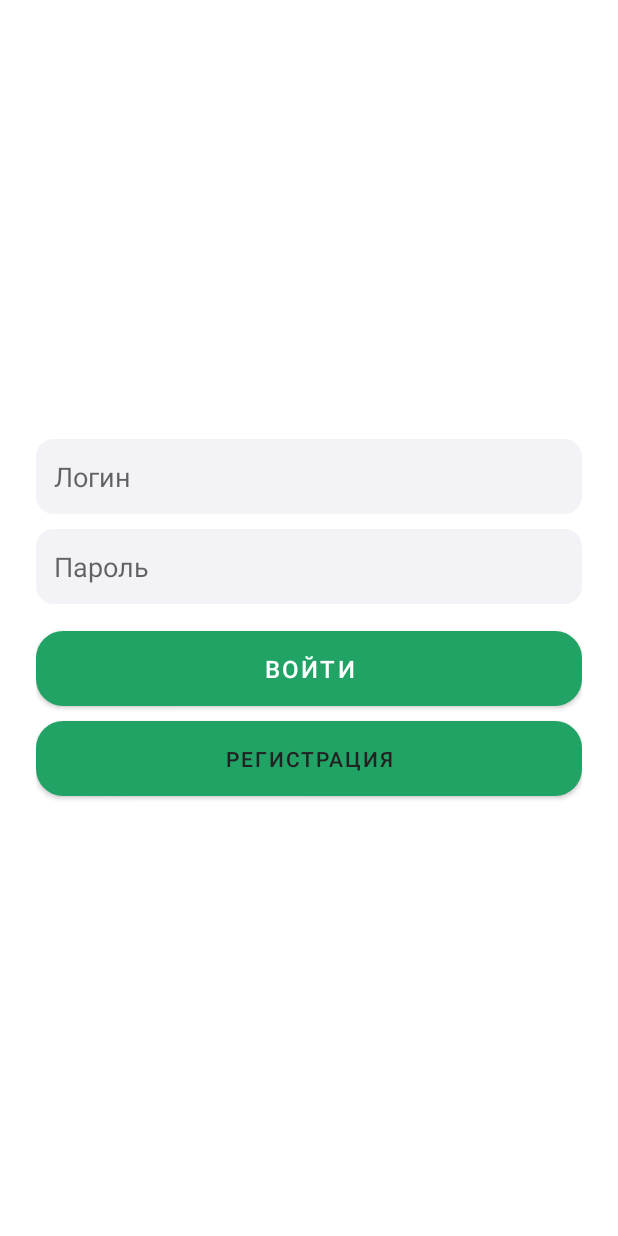
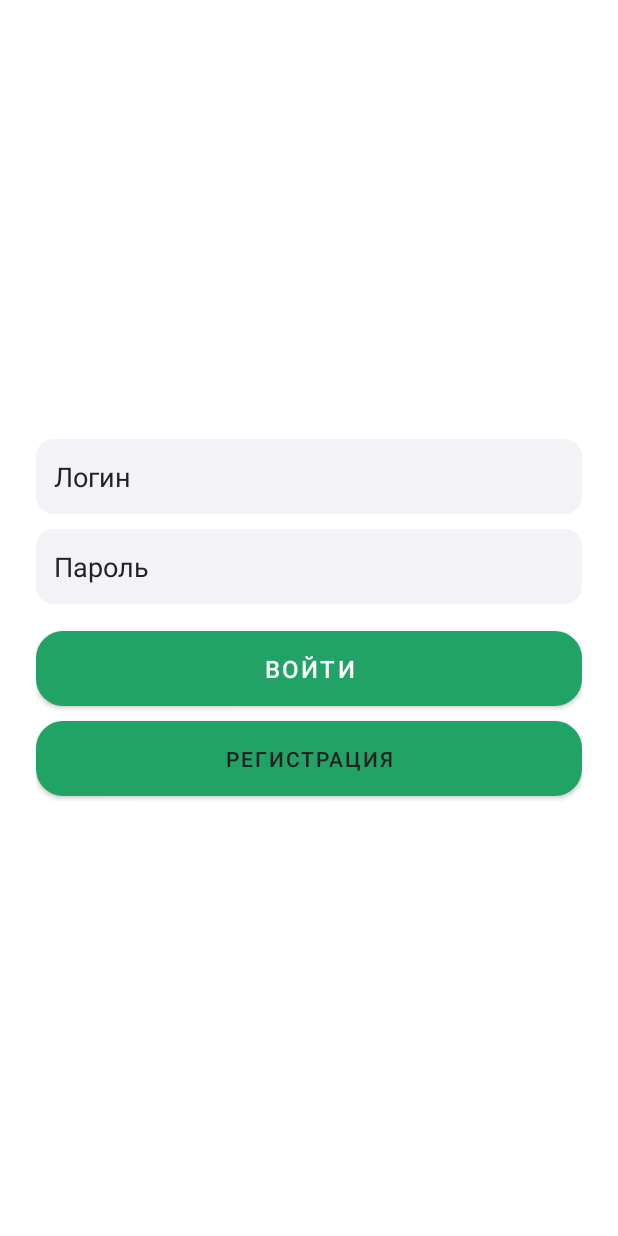
Before and after one commit to FutRel/CP_PI, an Android app: the screen it shows after launch (MainActivity), on a phone screen of 412 x 824 dp. Run offline under Robolectric (Android 15) with nearby library versions, the phone set to English and light mode, and no system bars.

Commit message:
develop: style added

```diff
--- a/app/src/main/res/layout/activity_home.xml
+++ b/app/src/main/res/layout/activity_home.xml
@@ -3,7 +3,7 @@
               android:orientation="vertical"
               android:background="@color/bgLight"
               android:padding="16dp"
-              android:layout_marginTop="20dp"
+              android:layout_marginTop="35dp"
               android:layout_width="match_parent"
               android:layout_height="match_parent">
 
--- a/app/src/main/res/layout/activity_main.xml
+++ b/app/src/main/res/layout/activity_main.xml
@@ -12,6 +12,8 @@
             android:layout_width="match_parent"
             android:layout_height="50dp"
             android:padding="12dp"
+            android:textColorHint="@color/textDark"
+            android:textColor="@color/textDark"
             android:background="@drawable/rounded_input"
             android:hint="Логин" />
 
@@ -20,6 +22,8 @@
             android:layout_width="match_parent"
             android:layout_height="50dp"
             android:padding="12dp"
+            android:textColorHint="@color/textDark"
+            android:textColor="@color/textDark"
             android:background="@drawable/rounded_input"
             android:hint="Пароль"
             android:inputType="textPassword"
--- a/app/src/main/res/layout/activity_register.xml
+++ b/app/src/main/res/layout/activity_register.xml
@@ -12,6 +12,8 @@
             android:layout_width="match_parent"
             android:layout_height="50dp"
             android:padding="12dp"
+            android:textColorHint="@color/textDark"
+            android:textColor="@color/textDark"
             android:background="@drawable/rounded_input"
             android:hint="Логин" />
 
@@ -20,6 +22,8 @@
             android:layout_width="match_parent"
             android:layout_height="50dp"
             android:padding="12dp"
+            android:textColorHint="@color/textDark"
+            android:textColor="@color/textDark"
             android:background="@drawable/rounded_input"
             android:inputType="textPassword"
             android:hint="Пароль"
--- a/app/src/main/res/values-night/themes.xml
+++ b/app/src/main/res/values-night/themes.xml
@@ -2,15 +2,20 @@
     <!-- Base application theme. -->
     <style name="Theme.CP_PI" parent="Theme.MaterialComponents.DayNight.DarkActionBar">
         <!-- Primary brand color. -->
-        <item name="colorPrimary">@color/purple_200</item>
+        <item name="colorPrimary">@color/my_green</item>
         <item name="colorPrimaryVariant">@color/purple_700</item>
-        <item name="colorOnPrimary">@color/black</item>
+        <item name="colorOnPrimary">@color/white</item>
         <!-- Secondary brand color. -->
-        <item name="colorSecondary">@color/teal_200</item>
-        <item name="colorSecondaryVariant">@color/teal_200</item>
-        <item name="colorOnSecondary">@color/black</item>
+        <item name="colorSecondary">@color/my_green</item>
+        <item name="colorSecondaryVariant">@color/teal_700</item>
         <!-- Status bar color. -->
         <item name="android:statusBarColor">?attr/colorPrimaryVariant</item>
         <!-- Customize your theme here. -->
+
+        <item name="colorPrimaryContainer">@color/my_green_light</item>
+        <item name="colorSecondaryContainer">@color/my_green_light</item>
+        <item name="android:colorBackground">@color/white</item>
+        <item name="colorSurface">@color/white</item>
+        <item name="colorOnSecondary">@color/white</item>
     </style>
 </resources>
```
